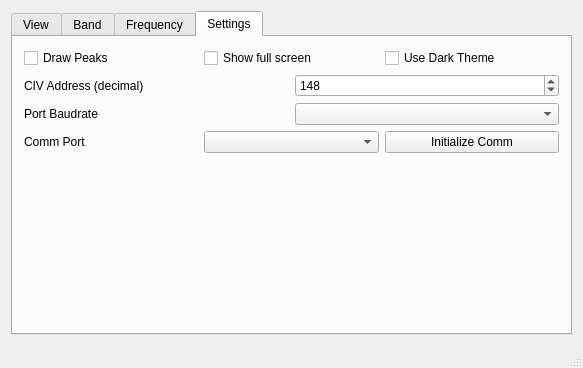
This is wfmain.ui in adecarolis/wfweb as Qt 5 draws it before an edit. The edited form follows.
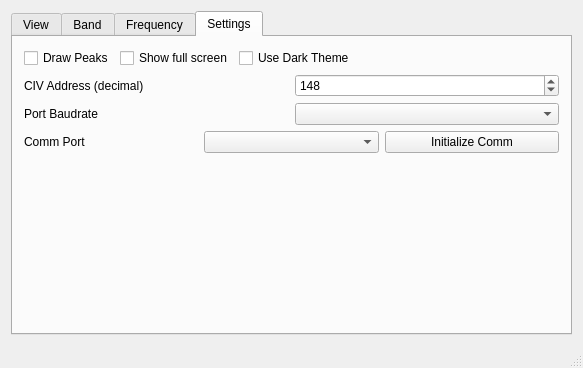
This is the edited form. The open tabs and pages were chosen to show the change. Custom widgets are drawn as their Qt base class.

Patch:
```diff
--- a/wfmain.ui
+++ b/wfmain.ui
@@ -916,6 +916,19 @@
             </property>
            </widget>
           </item>
+          <item>
+           <spacer name="horizontalSpacer_4">
+            <property name="orientation">
+             <enum>Qt::Horizontal</enum>
+            </property>
+            <property name="sizeHint" stdset="0">
+             <size>
+              <width>40</width>
+              <height>20</height>
+             </size>
+            </property>
+           </spacer>
+          </item>
          </layout>
         </item>
         <item>
```
Left out of the diff: 2 changed lines with no effect on the pictures.
